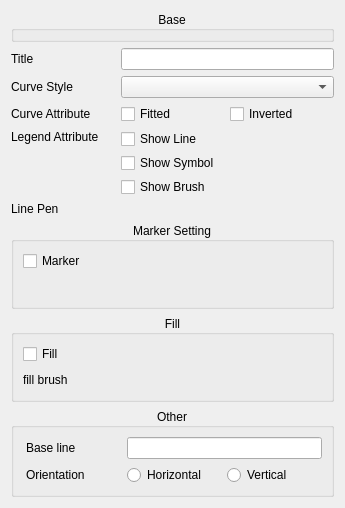
First picture: the form in src/DAGui/ChartSetting/DAChartCurveItemSettingWidget.ui, repository czyt1988/data-workbench, before the edit.
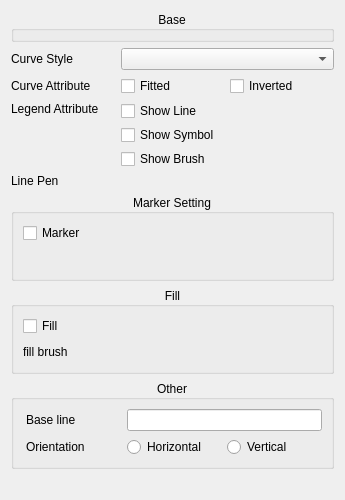
Second picture: the form after the edit. Custom widgets are drawn as their Qt base class.

Diff of the .ui file:
```diff
--- a/src/DAGui/ChartSetting/DAChartCurveItemSettingWidget.ui
+++ b/src/DAGui/ChartSetting/DAChartCurveItemSettingWidget.ui
@@ -14,7 +14,76 @@
    <string>Curve Setting</string>
   </property>
   <layout class="QGridLayout" name="gridLayout_2">
-   <item row="11" column="0" colspan="3">
+   <item row="6" column="0" colspan="3">
+    <widget class="QGroupBox" name="groupBoxMarker">
+     <property name="enabled">
+      <bool>true</bool>
+     </property>
+     <property name="sizePolicy">
+      <sizepolicy hsizetype="Preferred" vsizetype="Maximum">
+       <horstretch>0</horstretch>
+       <verstretch>0</verstretch>
+      </sizepolicy>
+     </property>
+     <property name="minimumSize">
+      <size>
+       <width>0</width>
+       <height>0</height>
+      </size>
+     </property>
+     <property name="title">
+      <string>Marker Setting</string>
+     </property>
+     <property name="alignment">
+      <set>Qt::AlignCenter</set>
+     </property>
+     <property name="flat">
+      <bool>true</bool>
+     </property>
+     <property name="checkable">
+      <bool>false</bool>
+     </property>
+     <property name="checked">
+      <bool>false</bool>
+     </property>
+     <layout class="QGridLayout" name="gridLayout_4">
+      <item row="0" column="0">
+       <widget class="QCheckBox" name="checkBoxEnableMarker">
+        <property name="text">
+         <string>Marker</string>
+        </property>
+       </widget>
+      </item>
+      <item row="1" column="0">
+       <widget class="QLabel" name="labelMarker">
+        <property name="text">
+         <string/>
+        </property>
+       </widget>
+      </item>
+      <item row="1" column="1" colspan="2">
+       <widget class="DA::DAChartSymbolEditWidget" name="symbolEditWidget" native="true">
+        <property name="enabled">
+         <bool>false</bool>
+        </property>
+        <property name="sizePolicy">
+         <sizepolicy hsizetype="Preferred" vsizetype="Maximum">
+          <horstretch>0</horstretch>
+          <verstretch>0</verstretch>
+         </sizepolicy>
+        </property>
+        <property name="minimumSize">
+         <size>
+          <width>0</width>
+          <height>20</height>
+         </size>
+        </property>
+       </widget>
+      </item>
+     </layout>
+    </widget>
+   </item>
+   <item row="10" column="0" colspan="3">
     <widget class="QGroupBox" name="groupBox">
      <property name="sizePolicy">
       <sizepolicy hsizetype="Preferred" vsizetype="Maximum">
@@ -72,178 +141,7 @@
      </layout>
     </widget>
    </item>
-   <item row="10" column="0" colspan="3">
-    <widget class="QGroupBox" name="groupBoxFill">
-     <property name="sizePolicy">
-      <sizepolicy hsizetype="Preferred" vsizetype="Maximum">
-       <horstretch>0</horstretch>
-       <verstretch>0</verstretch>
-      </sizepolicy>
-     </property>
-     <property name="minimumSize">
-      <size>
-       <width>0</width>
-       <height>0</height>
-      </size>
-     </property>
-     <property name="title">
-      <string>Fill</string>
-     </property>
-     <property name="alignment">
-      <set>Qt::AlignCenter</set>
-     </property>
-     <property name="flat">
-      <bool>true</bool>
-     </property>
-     <property name="checkable">
-      <bool>false</bool>
-     </property>
-     <property name="checked">
-      <bool>false</bool>
-     </property>
-     <layout class="QGridLayout" name="gridLayout_3">
-      <item row="1" column="0">
-       <widget class="QLabel" name="label_8">
-        <property name="text">
-         <string>fill brush</string>
-        </property>
-       </widget>
-      </item>
-      <item row="0" column="0">
-       <widget class="QCheckBox" name="checkBoxEnableFill">
-        <property name="text">
-         <string>Fill</string>
-        </property>
-       </widget>
-      </item>
-      <item row="1" column="1" colspan="2">
-       <widget class="DA::DABrushEditWidget" name="brushEditWidget" native="true">
-        <property name="enabled">
-         <bool>false</bool>
-        </property>
-        <property name="sizePolicy">
-         <sizepolicy hsizetype="Preferred" vsizetype="Maximum">
-          <horstretch>0</horstretch>
-          <verstretch>0</verstretch>
-         </sizepolicy>
-        </property>
-        <property name="minimumSize">
-         <size>
-          <width>0</width>
-          <height>20</height>
-         </size>
-        </property>
-       </widget>
-      </item>
-     </layout>
-    </widget>
-   </item>
-   <item row="5" column="1" colspan="2">
-    <widget class="DA::DAPenEditWidget" name="penEditWidget" native="true">
-     <property name="sizePolicy">
-      <sizepolicy hsizetype="Preferred" vsizetype="Maximum">
-       <horstretch>0</horstretch>
-       <verstretch>0</verstretch>
-      </sizepolicy>
-     </property>
-     <property name="minimumSize">
-      <size>
-       <width>0</width>
-       <height>12</height>
-      </size>
-     </property>
-    </widget>
-   </item>
-   <item row="3" column="2">
-    <widget class="QCheckBox" name="checkBoxInverted">
-     <property name="toolTip">
-      <string>&lt;html&gt;&lt;head/&gt;&lt;body&gt;&lt;p&gt;For Steps curve style only. Draws a step function from the right to the left.&lt;/p&gt;&lt;/body&gt;&lt;/html&gt;</string>
-     </property>
-     <property name="text">
-      <string>Inverted</string>
-     </property>
-    </widget>
-   </item>
-   <item row="2" column="0">
-    <widget class="QLabel" name="label">
-     <property name="text">
-      <string>Curve Style</string>
-     </property>
-    </widget>
-   </item>
-   <item row="1" column="1" colspan="2">
-    <widget class="QLineEdit" name="lineEditTitle"/>
-   </item>
-   <item row="7" column="0" colspan="3">
-    <widget class="QGroupBox" name="groupBoxMarker">
-     <property name="enabled">
-      <bool>true</bool>
-     </property>
-     <property name="sizePolicy">
-      <sizepolicy hsizetype="Preferred" vsizetype="Maximum">
-       <horstretch>0</horstretch>
-       <verstretch>0</verstretch>
-      </sizepolicy>
-     </property>
-     <property name="minimumSize">
-      <size>
-       <width>0</width>
-       <height>0</height>
-      </size>
-     </property>
-     <property name="title">
-      <string>Marker Setting</string>
-     </property>
-     <property name="alignment">
-      <set>Qt::AlignCenter</set>
-     </property>
-     <property name="flat">
-      <bool>true</bool>
-     </property>
-     <property name="checkable">
-      <bool>false</bool>
-     </property>
-     <property name="checked">
-      <bool>false</bool>
-     </property>
-     <layout class="QGridLayout" name="gridLayout_4">
-      <item row="0" column="0">
-       <widget class="QCheckBox" name="checkBoxEnableMarker">
-        <property name="text">
-         <string>Marker</string>
-        </property>
-       </widget>
-      </item>
-      <item row="1" column="0">
-       <widget class="QLabel" name="labelMarker">
-        <property name="text">
-         <string/>
-        </property>
-       </widget>
-      </item>
-      <item row="1" column="1" colspan="2">
-       <widget class="DA::DAChartSymbolEditWidget" name="symbolEditWidget" native="true">
-        <property name="enabled">
-         <bool>false</bool>
-        </property>
-        <property name="sizePolicy">
-         <sizepolicy hsizetype="Preferred" vsizetype="Maximum">
-          <horstretch>0</horstretch>
-          <verstretch>0</verstretch>
-         </sizepolicy>
-        </property>
-        <property name="minimumSize">
-         <size>
-          <width>0</width>
-          <height>20</height>
-         </size>
-        </property>
-       </widget>
-      </item>
-     </layout>
-    </widget>
-   </item>
-   <item row="4" column="1" colspan="2">
+   <item row="3" column="1" colspan="2">
     <layout class="QVBoxLayout" name="verticalLayout_4">
      <item>
       <widget class="QCheckBox" name="checkBoxLegendShowLine">
@@ -319,57 +217,73 @@
      </layout>
     </widget>
    </item>
-   <item row="3" column="1">
-    <widget class="QCheckBox" name="checkBoxFitted">
-     <property name="toolTip">
-      <string>&lt;html&gt;&lt;head/&gt;&lt;body&gt;&lt;p&gt;Only in combination with Lines Style, tries to interpolate/smooth the curve, before it is painted. &lt;/p&gt;&lt;p&gt;Note:Curve fitting requires temporary memory for calculating coefficients and additional points.&lt;/p&gt;&lt;/body&gt;&lt;/html&gt;</string>
+   <item row="9" column="0" colspan="3">
+    <widget class="QGroupBox" name="groupBoxFill">
+     <property name="sizePolicy">
+      <sizepolicy hsizetype="Preferred" vsizetype="Maximum">
+       <horstretch>0</horstretch>
+       <verstretch>0</verstretch>
+      </sizepolicy>
      </property>
-     <property name="text">
-      <string>Fitted</string>
-     </property>
-    </widget>
-   </item>
-   <item row="5" column="0">
-    <widget class="QLabel" name="label_7">
-     <property name="text">
-      <string>Line Pen</string>
-     </property>
-    </widget>
-   </item>
-   <item row="4" column="0">
-    <widget class="QLabel" name="label_3">
      <property name="minimumSize">
       <size>
        <width>0</width>
-       <height>54</height>
+       <height>0</height>
       </size>
      </property>
-     <property name="text">
-      <string>Legend Attribute</string>
+     <property name="title">
+      <string>Fill</string>
      </property>
      <property name="alignment">
-      <set>Qt::AlignLeading|Qt::AlignLeft|Qt::AlignTop</set>
+      <set>Qt::AlignCenter</set>
      </property>
-    </widget>
-   </item>
-   <item row="1" column="0">
-    <widget class="QLabel" name="label_6">
-     <property name="text">
-      <string>Title</string>
+     <property name="flat">
+      <bool>true</bool>
      </property>
-    </widget>
-   </item>
-   <item row="3" column="0">
-    <widget class="QLabel" name="label_2">
-     <property name="text">
-      <string>Curve Attribute</string>
+     <property name="checkable">
+      <bool>false</bool>
      </property>
+     <property name="checked">
+      <bool>false</bool>
+     </property>
+     <layout class="QGridLayout" name="gridLayout_3">
+      <item row="1" column="0">
+       <widget class="QLabel" name="label_8">
+        <property name="text">
+         <string>fill brush</string>
+        </property>
+       </widget>
+      </item>
+      <item row="0" column="0">
+       <widget class="QCheckBox" name="checkBoxEnableFill">
+        <property name="text">
+         <string>Fill</string>
+        </property>
+       </widget>
+      </item>
+      <item row="1" column="1" colspan="2">
+       <widget class="DA::DABrushEditWidget" name="brushEditWidget" native="true">
+        <property name="enabled">
+         <bool>false</bool>
+        </property>
+        <property name="sizePolicy">
+         <sizepolicy hsizetype="Preferred" vsizetype="Maximum">
+          <horstretch>0</horstretch>
+          <verstretch>0</verstretch>
+         </sizepolicy>
+        </property>
+        <property name="minimumSize">
+         <size>
+          <width>0</width>
+          <height>20</height>
+         </size>
+        </property>
+       </widget>
+      </item>
+     </layout>
     </widget>
    </item>
-   <item row="2" column="1" colspan="2">
-    <widget class="QComboBox" name="comboBoxCurveStyle"/>
-   </item>
-   <item row="12" column="0" colspan="3">
+   <item row="11" column="0" colspan="3">
     <spacer name="verticalSpacer">
      <property name="orientation">
       <enum>Qt::Vertical</enum>
@@ -382,6 +296,82 @@
      </property>
     </spacer>
    </item>
+   <item row="1" column="1" colspan="2">
+    <widget class="QComboBox" name="comboBoxCurveStyle"/>
+   </item>
+   <item row="1" column="0">
+    <widget class="QLabel" name="label">
+     <property name="text">
+      <string>Curve Style</string>
+     </property>
+    </widget>
+   </item>
+   <item row="4" column="1" colspan="2">
+    <widget class="DA::DAPenEditWidget" name="penEditWidget" native="true">
+     <property name="sizePolicy">
+      <sizepolicy hsizetype="Preferred" vsizetype="Maximum">
+       <horstretch>0</horstretch>
+       <verstretch>0</verstretch>
+      </sizepolicy>
+     </property>
+     <property name="minimumSize">
+      <size>
+       <width>0</width>
+       <height>12</height>
+      </size>
+     </property>
+    </widget>
+   </item>
+   <item row="4" column="0">
+    <widget class="QLabel" name="label_7">
+     <property name="text">
+      <string>Line Pen</string>
+     </property>
+    </widget>
+   </item>
+   <item row="2" column="0">
+    <widget class="QLabel" name="label_2">
+     <property name="text">
+      <string>Curve Attribute</string>
+     </property>
+    </widget>
+   </item>
+   <item row="2" column="1">
+    <widget class="QCheckBox" name="checkBoxFitted">
+     <property name="toolTip">
+      <string>&lt;html&gt;&lt;head/&gt;&lt;body&gt;&lt;p&gt;Only in combination with Lines Style, tries to interpolate/smooth the curve, before it is painted. &lt;/p&gt;&lt;p&gt;Note:Curve fitting requires temporary memory for calculating coefficients and additional points.&lt;/p&gt;&lt;/body&gt;&lt;/html&gt;</string>
+     </property>
+     <property name="text">
+      <string>Fitted</string>
+     </property>
+    </widget>
+   </item>
+   <item row="2" column="2">
+    <widget class="QCheckBox" name="checkBoxInverted">
+     <property name="toolTip">
+      <string>&lt;html&gt;&lt;head/&gt;&lt;body&gt;&lt;p&gt;For Steps curve style only. Draws a step function from the right to the left.&lt;/p&gt;&lt;/body&gt;&lt;/html&gt;</string>
+     </property>
+     <property name="text">
+      <string>Inverted</string>
+     </property>
+    </widget>
+   </item>
+   <item row="3" column="0">
+    <widget class="QLabel" name="label_3">
+     <property name="minimumSize">
+      <size>
+       <width>0</width>
+       <height>54</height>
+      </size>
+     </property>
+     <property name="text">
+      <string>Legend Attribute</string>
+     </property>
+     <property name="alignment">
+      <set>Qt::AlignLeading|Qt::AlignLeft|Qt::AlignTop</set>
+     </property>
+    </widget>
+   </item>
   </layout>
  </widget>
  <customwidgets>
```
Left out of the diff: 9 changed lines with no effect on the pictures.
